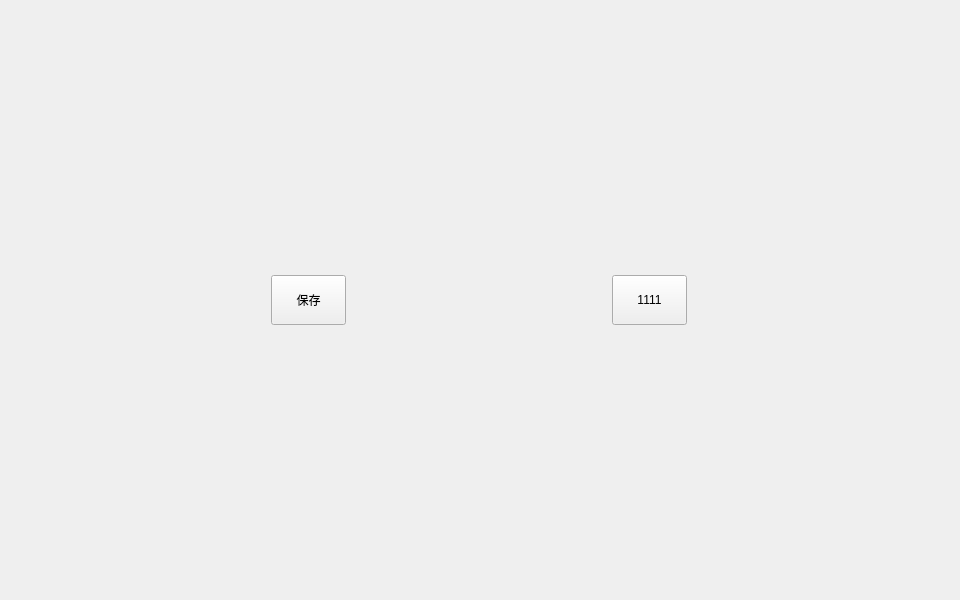
The window that QStartApp/StartApp/widget.ui (jiaqingguo/DI) describes before a commit, drawn with Qt 5.
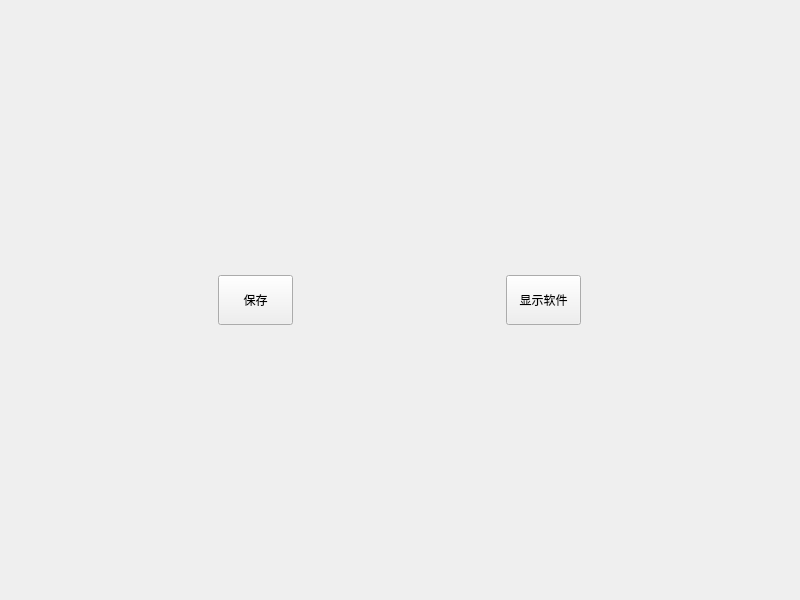
The same window after the commit.

Commit message: 更新启动服务软件

Diff of the .ui file:
```diff
--- a/QStartApp/StartApp/widget.ui
+++ b/QStartApp/StartApp/widget.ui
@@ -6,22 +6,10 @@
    <rect>
     <x>0</x>
     <y>0</y>
-    <width>960</width>
+    <width>800</width>
     <height>600</height>
    </rect>
   </property>
-  <property name="minimumSize">
-   <size>
-    <width>960</width>
-    <height>600</height>
-   </size>
-  </property>
-  <property name="maximumSize">
-   <size>
-    <width>960</width>
-    <height>600</height>
-   </size>
-  </property>
   <property name="windowTitle">
    <string>Server</string>
   </property>
@@ -60,7 +48,7 @@
       </size>
      </property>
      <property name="text">
-      <string>1111</string>
+      <string>显示软件</string>
      </property>
     </widget>
    </item>
```
Left out of the diff: 2 changed lines with no effect on the pictures. The commit also changes 2 other files.
